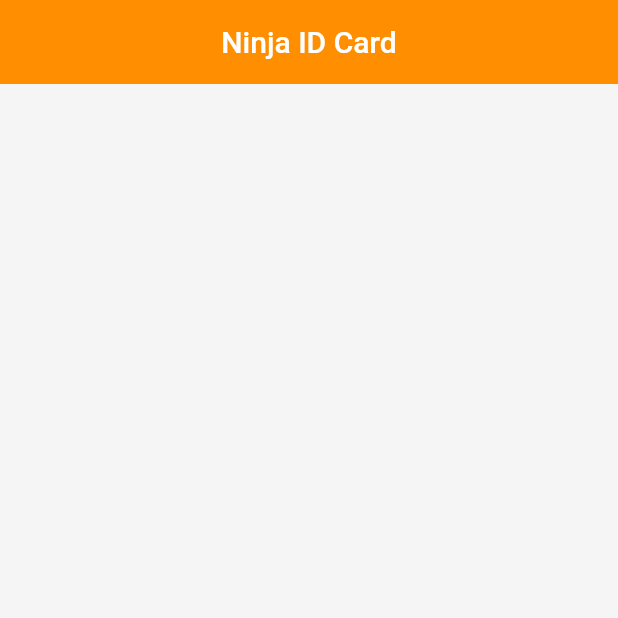
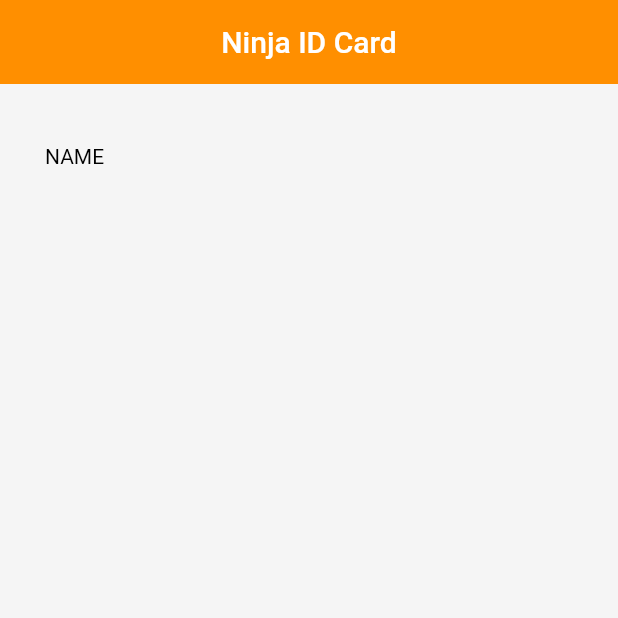
Before and after one commit to kwakyebrilliant/NinjaProject, a Flutter app: the screen it shows after launch, on a phone screen of 412 x 824 dp, the top half of it. Run offline on Flutter 3.47's test engine with Material 2 defaults, Android fonts, the phone set to English and light mode, and no system bars.

Commit message:
body added

```diff
--- a/lib/main.dart
+++ b/lib/main.dart
@@ -20,7 +20,14 @@ class NinjaCard extends StatelessWidget {
       body: const Padding(
         padding: EdgeInsets.fromLTRB(30.0, 40.0, 30.0, 0.0),
         child: Column(
-          children: <Widget>[],
+          children: <Widget>[
+            Text(
+              'NAME',
+              style: TextStyle(
+                color: Colors.black,
+              ),
+            )
+          ],
         ),
       ),
     );
```
